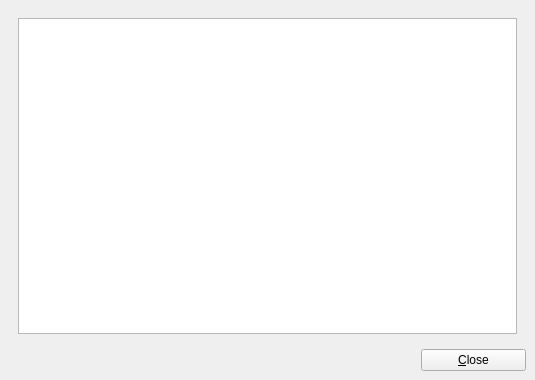
First picture: the form in UI/biblioteq_generalmessagediag.ui, repository textbrowser/biblioteq, before the edit.
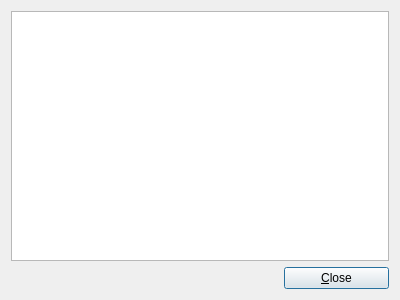
Second picture: the form after the edit. Icons and pictures are not drawn.

Commit message: New splendid message dialog.

```diff
--- a/UI/biblioteq_generalmessagediag.ui
+++ b/UI/biblioteq_generalmessagediag.ui
@@ -1,13 +1,13 @@
 <?xml version="1.0" encoding="UTF-8"?>
 <ui version="4.0">
  <class>generalmessagediag</class>
- <widget class="QMainWindow" name="generalmessagediag">
+ <widget class="QDialog" name="generalmessagediag">
   <property name="geometry">
    <rect>
     <x>0</x>
     <y>0</y>
-    <width>535</width>
-    <height>380</height>
+    <width>400</width>
+    <height>300</height>
    </rect>
   </property>
   <property name="windowTitle">
@@ -17,11 +17,7 @@
    <iconset resource="../Icons/icons.qrc">
     <normaloff>:/book.png</normaloff>:/book.png</iconset>
   </property>
-  <widget class="QWidget" name="centralwidget">
-   <layout class="QVBoxLayout">
-    <item>
-     <widget class="QFrame" name="frame">
-      <layout class="QVBoxLayout">
+  <layout class="QVBoxLayout" name="verticalLayout">
        <item>
         <widget class="QTextBrowser" name="text">
          <property name="tabChangesFocus">
@@ -35,11 +31,8 @@
          </property>
         </widget>
        </item>
-      </layout>
-     </widget>
-    </item>
     <item>
-     <layout class="QHBoxLayout">
+    <layout class="QHBoxLayout" name="_2">
       <property name="spacing">
        <number>5</number>
       </property>
@@ -80,11 +73,6 @@
     </item>
    </layout>
   </widget>
- </widget>
- <tabstops>
-  <tabstop>text</tabstop>
-  <tabstop>cancelButton</tabstop>
- </tabstops>
  <resources>
   <include location="../Icons/icons.qrc"/>
  </resources>
```
Lines whose indentation alone changed are shown as unchanged. The commit also changes 1 other file.
